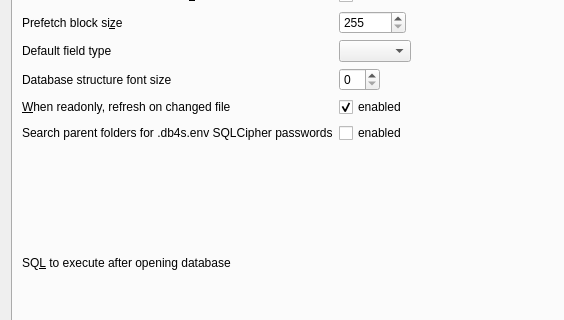
deepsidhu1313/sqlitebrowser, file src/PreferencesDialog.ui: the form before one commit; both pictures show x 0 to 564 and y 115 to 435 of the 756 by 625 pixel window.
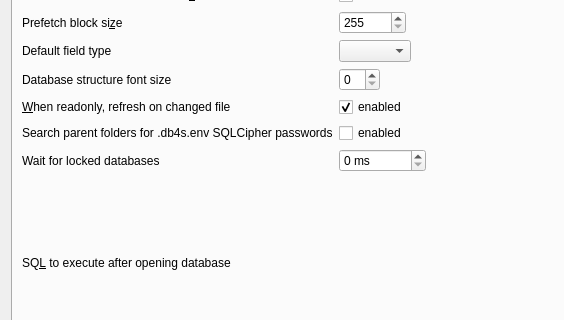
The form after the commit. The open tabs and pages were chosen to show the change. Icons and pictures are not drawn. Custom widgets are drawn as their Qt base class.

Commit message: Add a setting for how long to wait for a locked database

```diff
--- a/src/PreferencesDialog.ui
+++ b/src/PreferencesDialog.ui
@@ -810,6 +810,35 @@
            </property>
           </widget>
          </item>
+         <item row="8" column="0">
+          <widget class="QLabel" name="labelBusyTimeout">
+           <property name="toolTip">
+            <string>How long to wait for another program or connection that has locked the database before reporting that the database is locked. 0 reports it immediately. This applies to databases opened afterwards.</string>
+           </property>
+           <property name="text">
+            <string>Wait for locked databases</string>
+           </property>
+           <property name="buddy">
+            <cstring>spinBusyTimeout</cstring>
+           </property>
+          </widget>
+         </item>
+         <item row="8" column="1">
+          <widget class="QSpinBox" name="spinBusyTimeout">
+           <property name="toolTip">
+            <string>How long to wait for another program or connection that has locked the database before reporting that the database is locked. 0 reports it immediately. This applies to databases opened afterwards.</string>
+           </property>
+           <property name="suffix">
+            <string> ms</string>
+           </property>
+           <property name="maximum">
+            <number>600000</number>
+           </property>
+           <property name="singleStep">
+            <number>1000</number>
+           </property>
+          </widget>
+         </item>
         </layout>
        </item>
        <item>
```
The commit also changes 6 other files.
